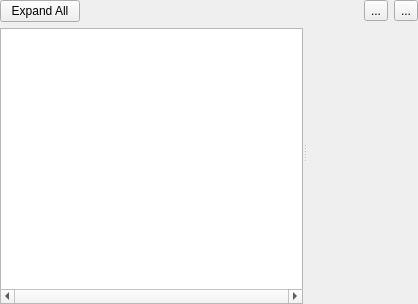
This is src/ves/conductor/qt/TreeTab.ui in multitudinous/ve-suite as Qt 5 draws it before an edit. The edited form follows.
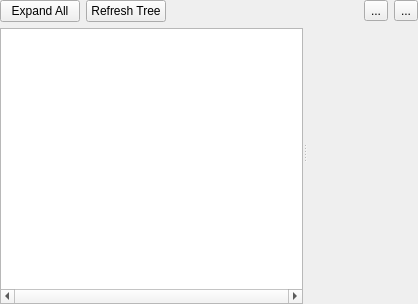
This is the edited form. Icons and pictures are not drawn. Custom widgets are drawn as their Qt base class.

Commit message: Adds a "Refresh Tree" button to the CADTree. Once all our issues with this tree are sorted out, this button can go away. In the meantime, it makes life a little easier.

What changed in the file:
```diff
--- a/src/ves/conductor/qt/TreeTab.ui
+++ b/src/ves/conductor/qt/TreeTab.ui
@@ -25,10 +25,10 @@
      <property name="orientation">
       <enum>Qt::Horizontal</enum>
      </property>
-     <widget class="QWidget" name="">
+     <widget class="QWidget" name="layoutWidget">
       <layout class="QVBoxLayout" name="verticalLayout_2">
        <item>
-        <layout class="QHBoxLayout" name="horizontalLayout" stretch="0,1">
+        <layout class="QHBoxLayout" name="horizontalLayout" stretch="0,0,1">
          <item>
           <widget class="QPushButton" name="ExpandAllButton">
            <property name="text">
@@ -36,6 +36,13 @@
            </property>
           </widget>
          </item>
+         <item>
+          <widget class="QPushButton" name="m_refreshTreeButton">
+           <property name="text">
+            <string>Refresh Tree</string>
+           </property>
+          </widget>
+         </item>
          <item>
           <spacer name="horizontalSpacer">
            <property name="orientation">
```
Left out of the diff: 7 changed lines with no effect on the pictures. The commit also changes 2 other files.
